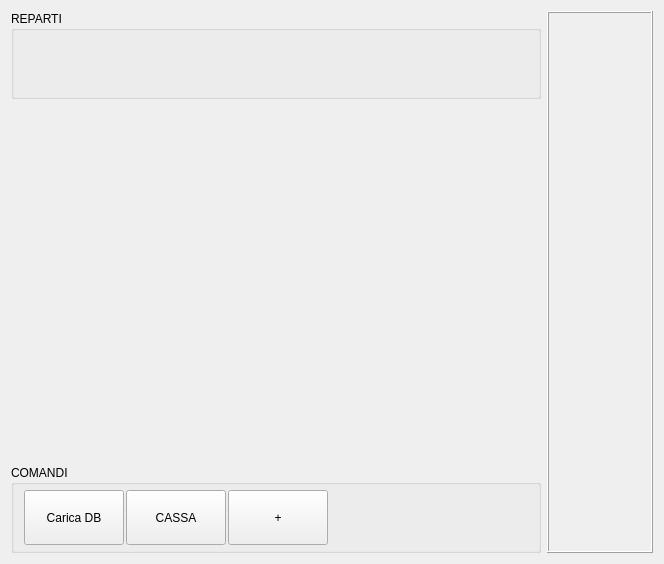
Above: src/mainwindow.ui from mtonin/gestcassa before the change. Below: the same form after it.
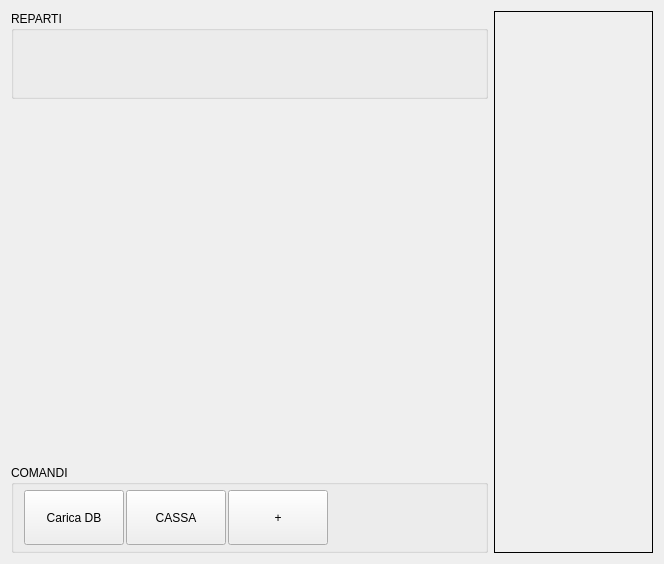
That is the form after the change. Icons and pictures are not drawn.

Patch:
```diff
--- a/src/mainwindow.ui
+++ b/src/mainwindow.ui
@@ -41,7 +41,7 @@
      <widget class="QFrame" name="workAreaFrame">
       <property name="sizePolicy">
        <sizepolicy hsizetype="Preferred" vsizetype="Preferred">
-        <horstretch>5</horstretch>
+        <horstretch>3</horstretch>
         <verstretch>0</verstretch>
        </sizepolicy>
       </property>
@@ -226,7 +226,7 @@
        <enum>QFrame::Box</enum>
       </property>
       <property name="frameShadow">
-       <enum>QFrame::Raised</enum>
+       <enum>QFrame::Plain</enum>
       </property>
      </widget>
     </item>
```
